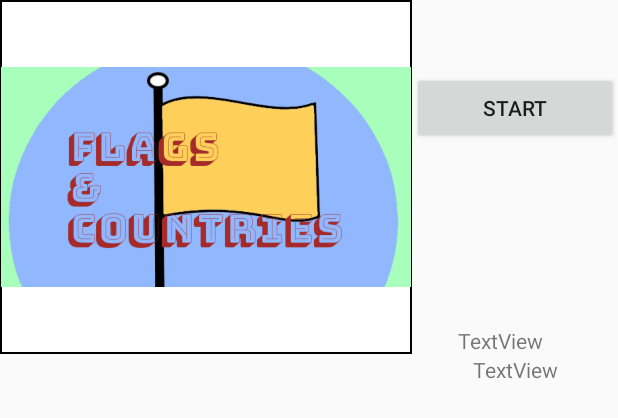
After one commit to lsteamer/Celebrity-Game, an Android app: the layout activity_main_lc.xml on its own in the app's theme, with its tools: preview values and no code run, on a phone screen of 412 x 824 dp. The commit adds this screen. Shown: the top 418 px of the screen. Run offline under Robolectric (Android 15) with nearby library versions, the phone set to English and light mode, and no system bars.

Commit message:
1.0 - Game works. Changes are mantained when rotating

```diff
--- /dev/null
+++ b/app/src/main/res/drawable/imageborder.xml
@@ -0,0 +1,7 @@
+<?xml version="1.0" encoding="UTF-8"?>
+<shape xmlns:android="http://schemas.android.com/apk/res/android">
+    <solid android:color="#FFFFFF" />
+    <stroke android:width="1dp" android:color="#000000" />
+    <padding android:left="1dp" android:top="1dp" android:right="1dp"
+        android:bottom="1dp" />
+</shape>
--- /dev/null
+++ b/app/src/main/res/layout/activity_main_lc.xml
@@ -0,0 +1,128 @@
+<?xml version="1.0" encoding="utf-8"?>
+<LinearLayout xmlns:android="http://schemas.android.com/apk/res/android"
+    xmlns:app="http://schemas.android.com/apk/res-auto"
+    android:orientation="horizontal"
+    android:layout_width="match_parent"
+    android:layout_height="match_parent">
+
+
+    <LinearLayout
+        android:layout_width="match_parent"
+        android:layout_height="match_parent"
+        android:orientation="horizontal"
+        android:layout_weight="1">
+
+
+        <TableLayout
+            android:orientation="vertical"
+            android:layout_centerHorizontal="true"
+            android:layout_width="match_parent"
+            android:layout_height="match_parent"
+            android:id="@+id/tableLayout2">
+
+            <ImageView
+                android:layout_width="383dp"
+                android:layout_height="236dp"
+                app:srcCompat="@drawable/flagintro"
+                android:background="@drawable/imageborder"
+                android:layout_centerHorizontal="true"
+                android:id="@+id/flagImage"
+                android:adjustViewBounds="true"
+                android:layout_marginBottom="50dp" />
+
+
+        </TableLayout>
+
+
+
+    </LinearLayout>
+
+
+    <LinearLayout
+        android:layout_width="match_parent"
+        android:layout_height="match_parent"
+        android:orientation="horizontal"
+        android:layout_weight="2">
+
+        <TableLayout
+            android:orientation="vertical"
+            android:layout_centerHorizontal="true"
+            android:layout_width="match_parent"
+            android:layout_height="match_parent"
+            android:id="@+id/tableLayout">
+
+
+
+
+
+            <Button
+                android:id="@+id/button1"
+                android:layout_width="wrap_content"
+                android:layout_height="wrap_content"
+                android:layout_below="@+id/flagImage"
+                android:layout_centerHorizontal="true"
+                android:alpha="0"
+                android:onClick="countryFlag"
+                android:text="Start" />
+
+            <Button
+                android:text="Start"
+                android:layout_width="wrap_content"
+                android:layout_height="wrap_content"
+                android:id="@+id/button2"
+                android:layout_below="@+id/button1"
+                android:layout_centerHorizontal="true"
+                android:onClick="countryFlag" />
+
+            <Button
+                android:text="Start"
+                android:layout_width="wrap_content"
+                android:layout_height="wrap_content"
+                android:id="@+id/button3"
+                android:layout_below="@+id/button2"
+                android:layout_centerHorizontal="true"
+                android:alpha="0"
+                android:onClick="countryFlag" />
+
+            <Button
+                android:text="Start"
+                android:layout_width="wrap_content"
+                android:layout_height="wrap_content"
+                android:id="@+id/button4"
+                android:layout_below="@+id/button3"
+                android:layout_centerHorizontal="true"
+                android:alpha="0"
+                android:onClick="countryFlag" />
+
+
+
+            <TextView
+                android:id="@+id/score"
+                android:layout_width="wrap_content"
+                android:layout_height="wrap_content"
+
+                android:textAlignment="center"
+                android:layout_below="@+id/button4"
+                android:layout_marginTop="25dp"
+                android:layout_marginEnd="19dp"
+                android:layout_marginRight="19dp"
+                android:text="TextView" />
+
+
+
+            <TextView
+                android:id="@+id/result"
+                android:layout_width="wrap_content"
+                android:layout_height="wrap_content"
+                android:layout_below="@+id/score"
+                android:textAlignment="center"
+                android:text="TextView" />
+
+
+
+        </TableLayout>
+
+
+    </LinearLayout>
+
+</LinearLayout>
```
Also changed, not shown: app/src/main/java/com/elmexicano/lsteamer/celebritygame/MainActivity.java (+136 -38 lines), app/src/main/res/layout/activity_main.xml (+5 -5 lines).
